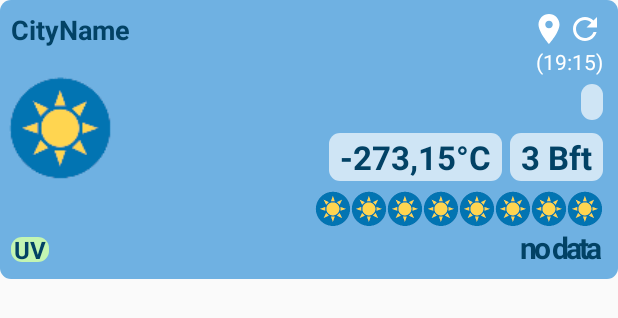
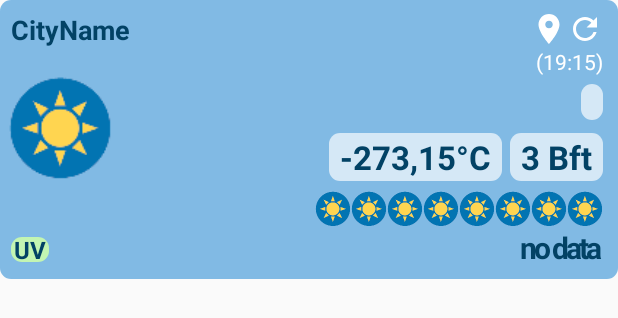
Before and after one commit to woheller69/weather, an Android app: the layout weather_widget.xml on its own in the app's theme, with its tools: preview values and no code run, on a phone screen of 412 x 824 dp. Shown: the top 318 px of the screen. Run offline under Robolectric (Android 15) with nearby library versions, the phone set to English and light mode, and no system bars.

Commit message:
make dark night colors a bit lighter make widgets a bit transparent
#30

```diff
--- a/app/src/main/res/drawable/transparent_no_margin.xml
+++ b/app/src/main/res/drawable/transparent_no_margin.xml
@@ -1,7 +1,7 @@
 <?xml version="1.0" encoding="utf-8"?>
 <shape xmlns:android="http://schemas.android.com/apk/res/android">
-    <solid android:color="@color/backgroundBlue" />
+    <solid android:color="#00000000" />
     <stroke android:width="0dp"
-        android:color="@color/backgroundBlue"
+        android:color="#00000000"
         />
 </shape>
--- /dev/null
+++ b/app/src/main/res/drawable/widget_background.xml
@@ -0,0 +1,14 @@
+<?xml version="1.0" encoding="utf-8"?>
+<shape xmlns:android="http://schemas.android.com/apk/res/android">
+    <solid android:color="@color/widgetBackground" />
+    <stroke android:width="0dp"
+        android:color="@color/widgetBackground"
+        />
+    <padding
+        android:bottom="-3dp"
+        android:top="-3dp"
+        android:left="5dp"
+        android:right="5dp" />
+
+    <corners android:radius="7dp" />
+</shape>
--- a/app/src/main/res/layout/weather_widget.xml
+++ b/app/src/main/res/layout/weather_widget.xml
@@ -14,7 +14,7 @@
         android:layout_alignParentTop="true"
         android:layout_alignParentEnd="true"
         android:layout_alignEnd="@id/widget_update"
-        android:src="@drawable/rounded_transparent" />
+        android:src="@drawable/widget_background" />
 
     <ImageView
         android:id="@+id/widget_image_view"
--- a/app/src/main/res/layout/weather_widget_5day.xml
+++ b/app/src/main/res/layout/weather_widget_5day.xml
@@ -3,7 +3,7 @@
     android:layout_height="wrap_content"
     android:orientation="vertical"
     android:id="@+id/widget5day_layout"
-    android:background="@drawable/rounded_transparent"
+    android:background="@drawable/widget_background"
     android:previewImage="@drawable/weather_widget5day_preview"
     android:minHeight="40dp"
     android:minWidth="250dp">
--- a/app/src/main/res/values-night/colors.xml
+++ b/app/src/main/res/values-night/colors.xml
@@ -1,7 +1,7 @@
 <?xml version="1.0" encoding="utf-8"?>
 <resources>
-    <color name="colorStatusBar">#000000</color>
-    <color name="colorPrimary">#000000</color>
+    <color name="colorStatusBar">#181818</color>
+    <color name="colorPrimary">#181818</color>
     <color name="colorPrimaryDark">#666666</color>
     <color name="colorAccent">#707070</color>
     <color name="colorListItem">#FFFFFF</color>
@@ -16,5 +16,6 @@
     <color name="blue">#0274b2</color>
     <color name="lightblue">#1382d4</color>
     <color name="midblue">#1b5cd9</color>
-    <color name="backgroundBlue">#101010</color>
+    <color name="backgroundBlue">#181818</color>
+    <color name="widgetBackground">#DD181818</color>
 </resources>
--- a/app/src/main/res/values/colors.xml
+++ b/app/src/main/res/values/colors.xml
@@ -17,4 +17,5 @@
     <color name="lightblue">#1382d4</color>
     <color name="midblue">#1b5cd9</color>
     <color name="backgroundBlue">#6fb1e2</color>
+    <color name="widgetBackground">#DD6fb1e2</color>
 </resources>
```
